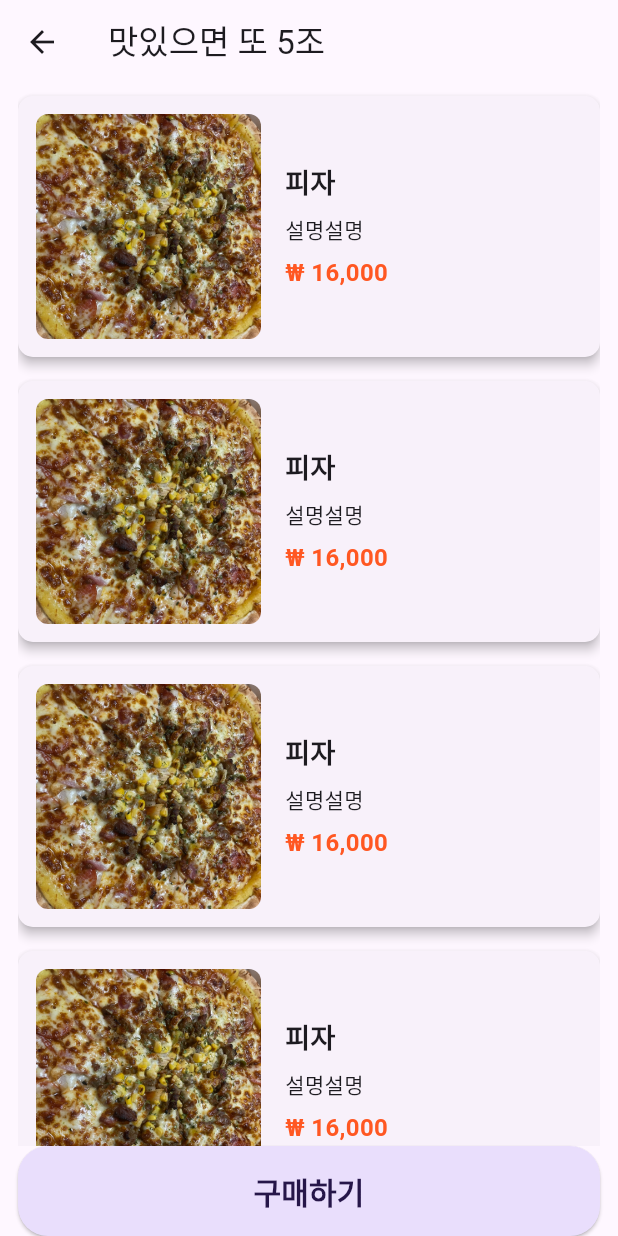
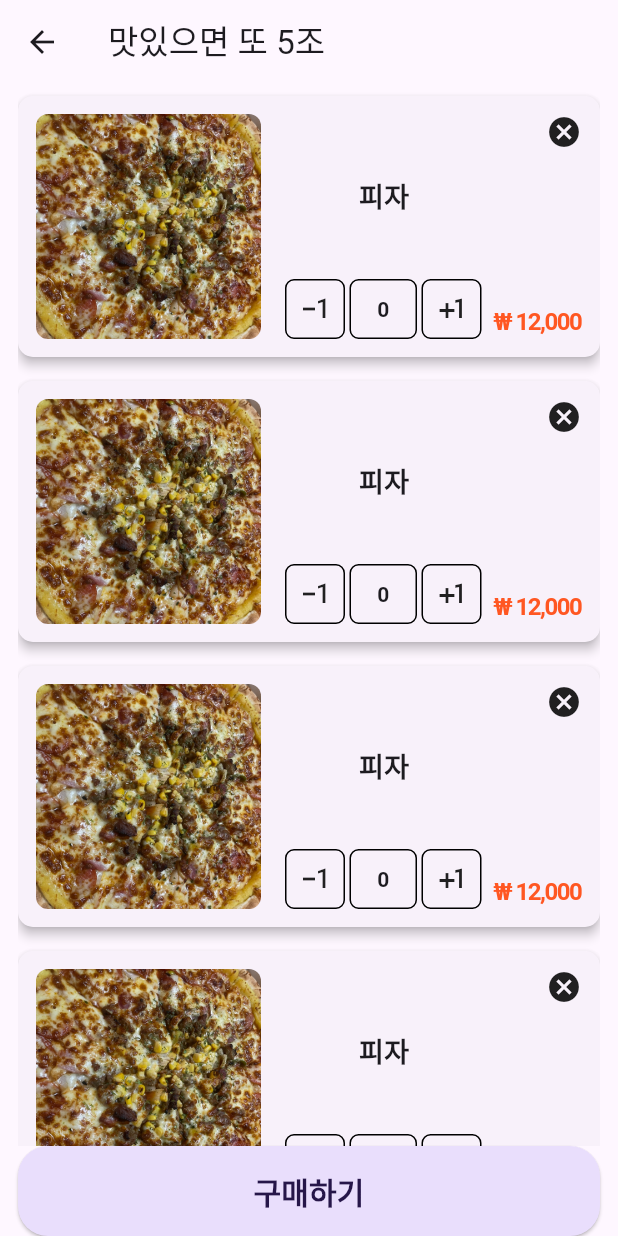
Before and after one commit to jek1m/shoppingmall_platform_5, a Flutter app: the ShoppingBag screen opened directly, on a phone screen of 412 x 824 dp. Run offline on Flutter 3.47's test engine with Material 3 defaults, Android fonts, the phone set to English and light mode, and no system bars.

Commit message:
feat: 장바구니 UI 구성 완료

```diff
--- a/lib/shopping_bag_page.dart
+++ b/lib/shopping_bag_page.dart
@@ -82,7 +82,7 @@ class ShoppingBag extends StatelessWidget {
                       : ListView.builder(
                           itemCount: foods.length,
                           itemBuilder: (context, idx) {
-                            return shoppingList();
+                            return shoppingList(foods[idx]!);
                           })),
               SizedBox(
                   width: double.infinity,
@@ -113,7 +113,7 @@ class ShoppingBag extends StatelessWidget {
     ;
   }
 
-  Card shoppingList() {
+  Card shoppingList(Map<String, dynamic> foods) {
     return Card(
       margin: const EdgeInsets.symmetric(vertical: 8),
       elevation: 3,
@@ -122,49 +122,178 @@ class ShoppingBag extends StatelessWidget {
       ),
       child: Padding(
         padding: const EdgeInsets.all(12.0),
+        child: SizedBox(
+          height: 150,
           child: Row(
+            crossAxisAlignment: CrossAxisAlignment.start,
             children: [
               ClipRRect(
                 borderRadius: BorderRadius.circular(8),
+                child: AspectRatio(
+                  aspectRatio: 1 / 1,
                   child: Image.asset(
-                'assets/pizza.jpg',
-                width: 150,
-                height: 150,
+                    foods['image'],
                     fit: BoxFit.cover,
+                  ),
                 ),
               ),
               const SizedBox(width: 16),
               Expanded(
+                child: Row(
+                  mainAxisAlignment: MainAxisAlignment.spaceBetween,
+                  children: [
+                    Expanded(
+                      flex: 2,
                       child: Column(
-                crossAxisAlignment: CrossAxisAlignment.start,
                         children: [
-                  Text(
-                    '피자',
+                          Expanded(
+                            child: Center(
+                              child: Text(
+                                foods['name'],
+                                maxLines: 2,
+                                overflow: TextOverflow.ellipsis,
+                                softWrap: true,
                                 style: const TextStyle(
                                   fontSize: 18,
                                   fontWeight: FontWeight.bold,
                                 ),
                               ),
-                  const SizedBox(height: 8),
+                            ),
+                          ),
+                          Row(
+                            children: [
+                              GestureDetector(
+                                onTap: () {
+                                  print('-1');
+                                },
+                                child: Container(
+                                  width: 40,
+                                  height: 40,
+                                  decoration: BoxDecoration(
+                                    borderRadius: BorderRadius.circular(6),
+                                    border: Border.all(
+                                        width: 1, color: Colors.black),
+                                  ),
+                                  child: Icon(Icons.exposure_minus_1),
+                                ),
+                              ),
+                              SizedBox(
+                                width: 3,
+                              ),
+                              Container(
+                                width: 45,
+                                height: 40,
+                                decoration: BoxDecoration(
+                                  borderRadius: BorderRadius.circular(6),
+                                  border:
+                                      Border.all(width: 1, color: Colors.black),
+                                ),
+                                child: Center(
+                                  child: Text(
+                                    '0',
+                                    style:
+                                        TextStyle(fontWeight: FontWeight.bold),
+                                  ),
+                                ),
+                              ),
+                              SizedBox(
+                                width: 3,
+                              ),
+                              GestureDetector(
+                                onTap: () {
+                                  print('+1');
+                                },
+                                child: Container(
+                                  width: 40,
+                                  height: 40,
+                                  decoration: BoxDecoration(
+                                    borderRadius: BorderRadius.circular(6),
+                                    border: Border.all(
+                                        width: 1, color: Colors.black),
+                                  ),
+                                  child: Icon(Icons.plus_one),
+                                ),
+                              )
+                            ],
+                          )
+                        ],
+                      ),
+                    ),
+                    Expanded(
+                      flex: 1,
+                      child: Column(
+                        crossAxisAlignment: CrossAxisAlignment.end,
+                        children: [
+                          GestureDetector(
+                            onTap: () {
+                              print('이거 삭제혀');
+                            },
+                            child: Icon(Icons.cancel),
+                          ),
+                          Spacer(),
                           Text(
-                    '설명설명',
-                    style: const TextStyle(fontSize: 14),
-                  ),
-                  const SizedBox(height: 8),
-                  Text(
-                    '₩ ${NumberFormat('#,###').format(int.parse('16000'))}', // 세 자리마다 콤마 추가
+                              '₩ ${NumberFormat('#,###').format(int.parse(foods['price']))}', // 세 자리마다 콤마 추가
+                              maxLines: 2,
+                              overflow: TextOverflow.ellipsis,
+                              softWrap: true,
                               style: const TextStyle(
+                                letterSpacing: -1,
                                 fontSize: 16,
                                 fontWeight: FontWeight.bold,
                                 color: Colors.deepOrange,
+                              )),
+                        ],
                       ),
-                  ),
+                    )
                   ],
                 ),
               ),
             ],
           ),
         ),
+      ),
     );
   }
 }
+
+// GestureDetector(
+//                                 onTap: () {
+//                                   print('이거 삭제혀');
+//                                 },
+//                                 child: Icon(Icons.cancel),
+//                               )
+
+
+
+
+
+
+
+// Column(
+//                       crossAxisAlignment: CrossAxisAlignment.start,
+//                       children: [
+//                         Expanded(
+//                           child: SizedBox(
+//                             width: double.infinity,
+//                             child: Text(
+//                               foods['name'],
+//                               style: const TextStyle(
+//                                 fontSize: 18,
+//                                 fontWeight: FontWeight.bold,
+//                               ),
+//                             ),
+//                           ),
+//                         ),
+//                         const SizedBox(height: 8),
+//                         Expanded(
+//                           child: Text(
+//                             '₩ ${NumberFormat('#,###').format(int.parse(foods['price']))}', // 세 자리마다 콤마 추가
+//                             style: const TextStyle(
+//                               fontSize: 16,
+//                               fontWeight: FontWeight.bold,
+//                               color: Colors.deepOrange,
+//                             ),
+//                           ),
+//                         ),
+//                       ],
+//                     ),
```
Lines whose indentation alone changed are shown as unchanged.
